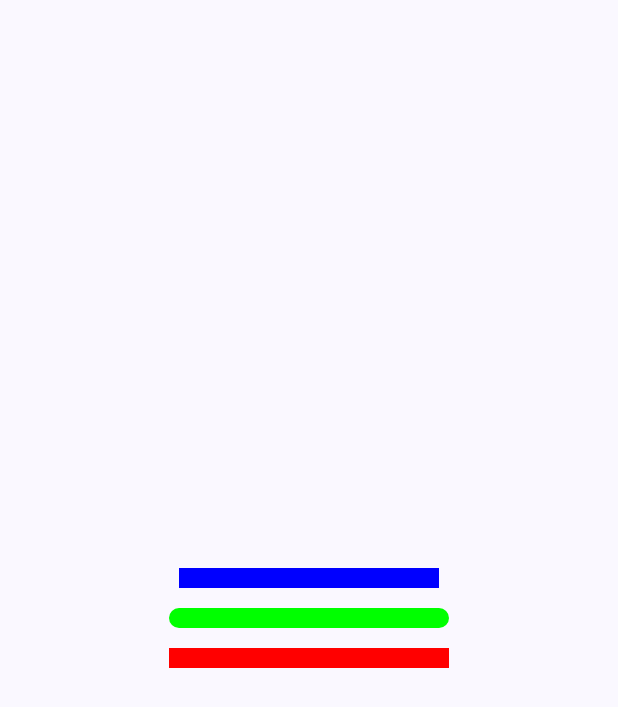
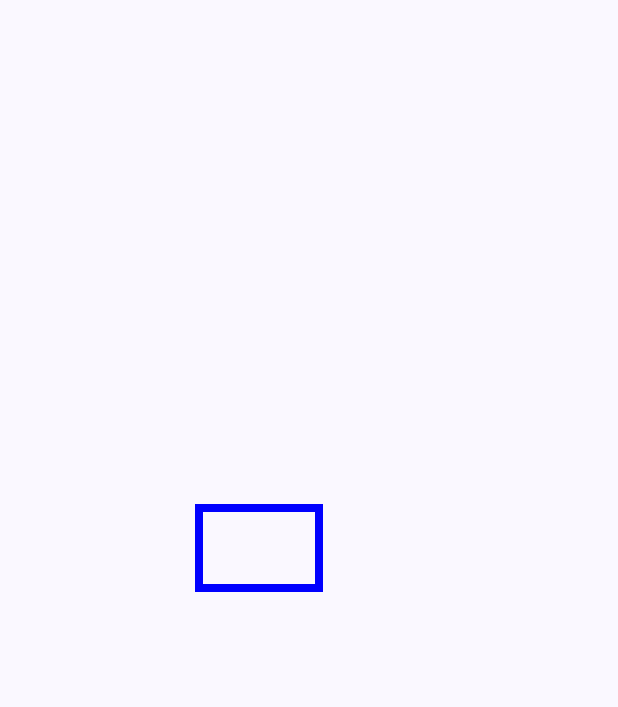
Before and after one commit to sandpaper-hub/JetpackComposeLearn, an Android app built with Jetpack Compose: the screen it shows after launch (MainActivity), on a phone screen of 412 x 824 dp. Shown: the top 707 px of the screen. Run offline under Robolectric (Android 15) with nearby library versions, the phone set to English and light mode, and no system bars; our stand-ins replace constraintlayout-compose.

Commit message:
drawRect Example

```diff
--- a/app/src/main/java/com/compose/jetpackcomposelearn/MainActivity.kt
+++ b/app/src/main/java/com/compose/jetpackcomposelearn/MainActivity.kt
@@ -11,6 +11,7 @@ import androidx.compose.runtime.Composable
 import androidx.compose.ui.Modifier
 import androidx.compose.ui.tooling.preview.Preview
 import com.compose.jetpackcomposelearn.canvas.DrawLineExample
+import com.compose.jetpackcomposelearn.canvas.DrawRectExample
 import com.compose.jetpackcomposelearn.canvas.MultipleDrawExample
 import com.compose.jetpackcomposelearn.ui.theme.JetpackComposeLearnTheme
 
@@ -33,7 +34,7 @@ class MainActivity : ComponentActivity() {
 @Composable
 @Suppress("FunctionName")
 fun MainExample(modifier: Modifier = Modifier) {
-    DrawLineExample(modifier)
+    DrawRectExample(modifier)
 }
 
 @Preview(name = "Galaxy S23 Plus", widthDp = 393, heightDp = 851)
--- /dev/null
+++ b/app/src/main/java/com/compose/jetpackcomposelearn/canvas/DrawRect.kt
@@ -0,0 +1,36 @@
+package com.compose.jetpackcomposelearn.canvas
+
+import androidx.compose.foundation.Canvas
+import androidx.compose.foundation.layout.fillMaxSize
+import androidx.compose.foundation.layout.size
+import androidx.compose.runtime.Composable
+import androidx.compose.ui.Modifier
+import androidx.compose.ui.geometry.Offset
+import androidx.compose.ui.geometry.Size
+import androidx.compose.ui.graphics.Color
+import androidx.compose.ui.graphics.drawscope.Stroke
+import androidx.compose.ui.unit.dp
+import androidx.constraintlayout.compose.ConstraintLayout
+
+@Composable
+@Suppress("FunctionName")
+fun DrawRectExample(modifier: Modifier) {
+    ConstraintLayout(modifier.then(Modifier.fillMaxSize())) {
+        val canvas = createRef()
+
+        Canvas(
+            modifier = Modifier
+            .constrainAs(canvas) {
+                centerVerticallyTo(parent)
+                centerHorizontallyTo(parent)
+            }
+            .size(200.dp)) {
+            drawRect(
+                color = Color.Blue,
+                topLeft = Offset(40f, 40f),
+                size = Size(120f, 80f),
+                style = Stroke(width = 8f)
+            )
+        }
+    }
+}
```
